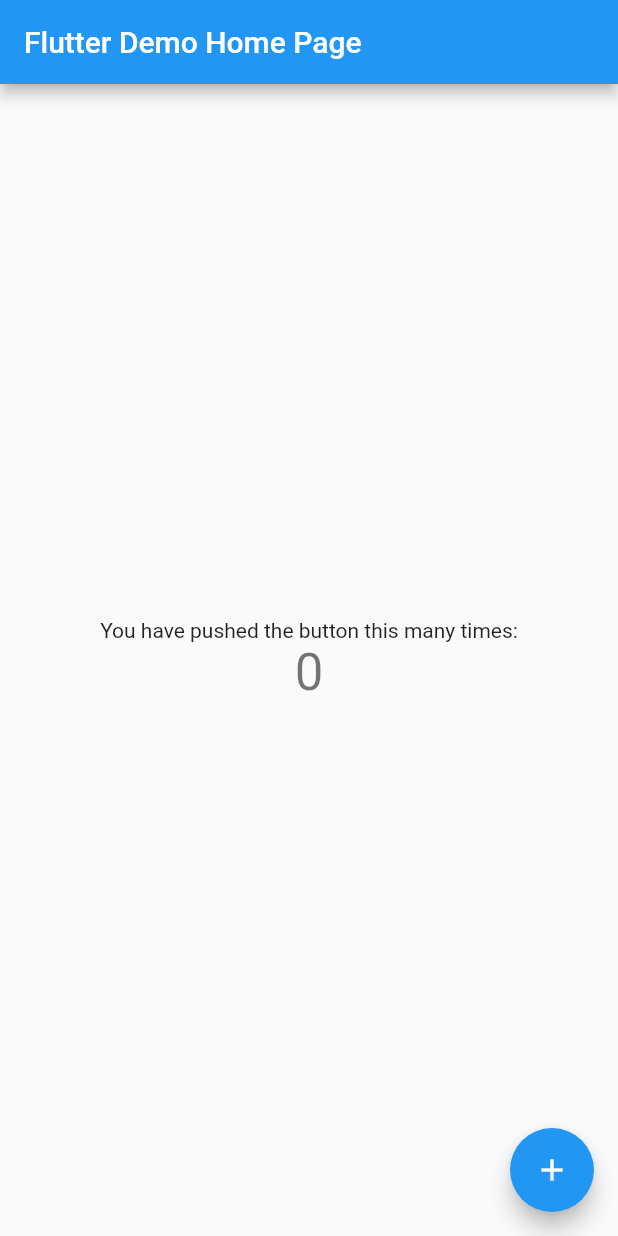
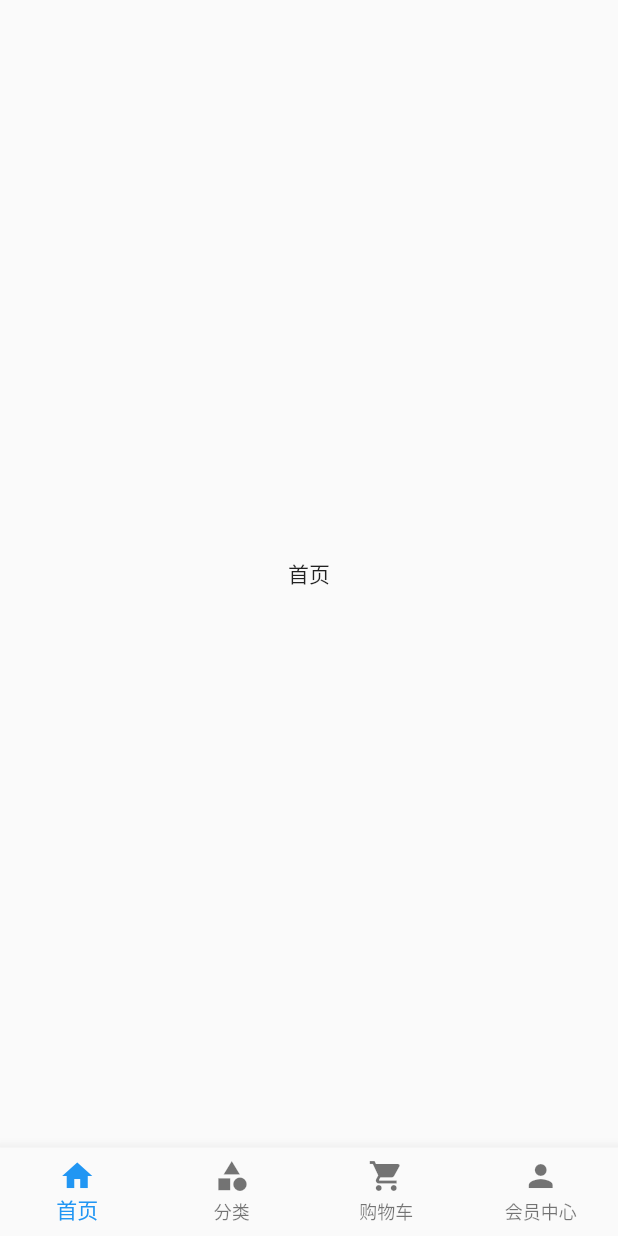
Before and after one commit to liuxwdz/flutter_shop, a Flutter app: the screen it shows after launch, on a phone screen of 412 x 824 dp. Run offline on Flutter 3.47's test engine with Material 2 defaults, Android fonts, the phone set to English and light mode, and no system bars.

Commit message:
实现页签切换

```diff
--- a/lib/main.dart
+++ b/lib/main.dart
@@ -1,68 +1,20 @@
 import 'package:flutter/material.dart';
+import 'pages/index_page.dart';
 
 void main() => runApp(MyApp());
 
 class MyApp extends StatelessWidget {
-  // This widget is the root of your application.
   @override
   Widget build(BuildContext context) {
-    return MaterialApp(
-      title: 'Flutter Demo',
-      theme: ThemeData(
-
-        primarySwatch: Colors.blue,
+    return Container(
+      child: MaterialApp(
+        debugShowCheckedModeBanner: false,
+        title: "百姓生活家",
+        theme: ThemeData(
+          primaryColor: Colors.pink,
+        ),
+        home: IndexPage(),
       ),
-      home: MyHomePage(title: 'Flutter Demo Home Page'),
     );
   }
 }
-
-class MyHomePage extends StatefulWidget {
-  MyHomePage({Key key, this.title}) : super(key: key);
-
-  final String title;
-
-  @override
-  _MyHomePageState createState() => _MyHomePageState();
-}
-
-class _MyHomePageState extends State<MyHomePage> {
-  int _counter = 0;
-
-  void _incrementCounter() {
-    setState(() {
-      _counter++;
-    });
-  }
-
-  @override
-  Widget build(BuildContext context) {
-    return Scaffold(
-      appBar: AppBar(
-
-        title: Text(widget.title),
-      ),
-      body: Center(
-
-        child: Column(
-
-          mainAxisAlignment: MainAxisAlignment.center,
-          children: <Widget>[
-            Text(
-              'You have pushed the button this many times:',
-            ),
-            Text(
-              '$_counter',
-              style: Theme.of(context).textTheme.display1,
-            ),
-          ],
-        ),
-      ),
-      floatingActionButton: FloatingActionButton(
-        onPressed: _incrementCounter,
-        tooltip: 'Increment',
-        child: Icon(Icons.add),
-      ), // This trailing comma makes auto-formatting nicer for build methods.
-    );
-  }
-}
--- /dev/null
+++ b/lib/pages/cart_page.dart
@@ -0,0 +1,12 @@
+import 'package:flutter/material.dart';
+
+class CartPage extends StatelessWidget {
+  @override
+  Widget build(BuildContext context) {
+    return Scaffold(
+      body: Center(
+        child: Text("购物车"),
+      ),
+    );
+  }
+}
--- /dev/null
+++ b/lib/pages/catogery_page.dart
@@ -0,0 +1,12 @@
+import 'package:flutter/material.dart';
+
+class CatogeryPage extends StatelessWidget {
+  @override
+  Widget build(BuildContext context) {
+    return Scaffold(
+      body: Center(
+        child: Text("分类"),
+      ),
+    );
+  }
+}
--- /dev/null
+++ b/lib/pages/home_page.dart
@@ -0,0 +1,12 @@
+import 'package:flutter/material.dart';
+
+class HomePage extends StatelessWidget {
+  @override
+  Widget build(BuildContext context) {
+    return Scaffold(
+      body: Center(
+        child: Text("首页"),
+      ),
+    );
+  }
+}
--- /dev/null
+++ b/lib/pages/index_page.dart
@@ -0,0 +1,46 @@
+import 'package:flutter/material.dart';
+import 'home_page.dart';
+import 'catogery_page.dart';
+import 'cart_page.dart';
+import 'member_page.dart';
+
+class IndexPage extends StatefulWidget {
+  @override
+  State<StatefulWidget> createState() => IndexPageState();
+}
+
+class IndexPageState extends State<IndexPage> {
+  final List<BottomNavigationBarItem> bottomItems = [
+    BottomNavigationBarItem(icon: Icon(Icons.home), title: Text("首页")),
+    BottomNavigationBarItem(icon: Icon(Icons.category), title: Text("分类")),
+    BottomNavigationBarItem(
+        icon: Icon(Icons.shopping_cart), title: Text("购物车")),
+    BottomNavigationBarItem(icon: Icon(Icons.person), title: Text("会员中心")),
+  ];
+
+  final List pages = [HomePage(), CatogeryPage(), CartPage(), MemberPage()];
+
+  int currentIndex = 0;
+
+  @override
+  void initState() {
+    super.initState();
+  }
+
+  @override
+  Widget build(BuildContext context) {
+    return Scaffold(
+      body: pages[currentIndex],
+      bottomNavigationBar: BottomNavigationBar(
+        items: bottomItems,
+        type: BottomNavigationBarType.fixed,
+        currentIndex: currentIndex,
+        onTap: (index) {
+          setState(() {
+            currentIndex = index;
+          });
+        },
+      ),
+    );
+  }
+}
--- /dev/null
+++ b/lib/pages/member_page.dart
@@ -0,0 +1,12 @@
+import 'package:flutter/material.dart';
+
+class MemberPage extends StatelessWidget {
+  @override
+  Widget build(BuildContext context) {
+    return Scaffold(
+      body: Center(
+        child: Text("会员中心"),
+      ),
+    );
+  }
+}
```
Also changed, not shown: 1 other file.
